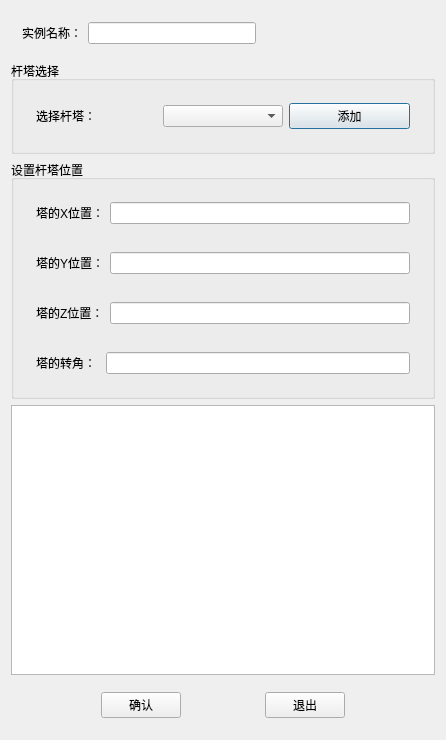
Above: TW/TowerWireGroupAssembly.ui from Shixuku/Tower-Visual before the change. Below: the same form after it.
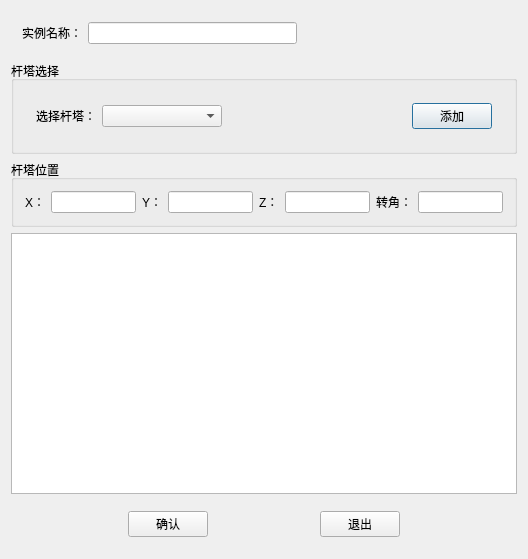
That is the form after the change.

Patch:
```diff
--- a/TW/TowerWireGroupAssembly.ui
+++ b/TW/TowerWireGroupAssembly.ui
@@ -6,8 +6,8 @@
    <rect>
     <x>0</x>
     <y>0</y>
-    <width>446</width>
-    <height>740</height>
+    <width>528</width>
+    <height>559</height>
    </rect>
   </property>
   <property name="windowTitle">
@@ -75,6 +75,19 @@
            </property>
           </widget>
          </item>
+         <item>
+          <spacer name="horizontalSpacer">
+           <property name="orientation">
+            <enum>Qt::Horizontal</enum>
+           </property>
+           <property name="sizeHint" stdset="0">
+            <size>
+             <width>40</width>
+             <height>20</height>
+            </size>
+           </property>
+          </spacer>
+         </item>
          <item>
           <widget class="QPushButton" name="BtnAdd">
            <property name="text">
@@ -91,79 +104,48 @@
    <item>
     <widget class="QGroupBox" name="groupBox">
      <property name="title">
-      <string>设置杆塔位置</string>
+      <string>杆塔位置</string>
      </property>
-     <layout class="QVBoxLayout" name="verticalLayout_5">
-      <item>
-       <widget class="QWidget" name="widget_7" native="true">
-        <layout class="QHBoxLayout" name="horizontalLayout_4">
+     <layout class="QHBoxLayout" name="horizontalLayout">
          <item>
           <widget class="QLabel" name="label_3">
            <property name="text">
-            <string>塔的X位置：</string>
+         <string>X：</string>
            </property>
           </widget>
          </item>
          <item>
-          <widget class="QLineEdit" name="lineEditX">
-           <property name="minimumSize">
-            <size>
-             <width>100</width>
-             <height>0</height>
-            </size>
-           </property>
-          </widget>
-         </item>
-        </layout>
-       </widget>
-      </item>
-      <item>
-       <widget class="QWidget" name="widget_8" native="true">
-        <layout class="QHBoxLayout" name="horizontalLayout_5">
+       <widget class="QLineEdit" name="lineEditX"/>
+      </item>
          <item>
           <widget class="QLabel" name="label_2">
            <property name="text">
-            <string>塔的Y位置：</string>
+         <string>Y：</string>
            </property>
           </widget>
          </item>
          <item>
           <widget class="QLineEdit" name="lineEditY"/>
          </item>
-        </layout>
-       </widget>
-      </item>
-      <item>
-       <widget class="QWidget" name="widget_9" native="true">
-        <layout class="QHBoxLayout" name="horizontalLayout_6">
          <item>
           <widget class="QLabel" name="label_4">
            <property name="text">
-            <string>塔的Z位置：</string>
+         <string>Z：</string>
            </property>
           </widget>
          </item>
          <item>
           <widget class="QLineEdit" name="lineEditZ"/>
          </item>
-        </layout>
-       </widget>
-      </item>
-      <item>
-       <widget class="QWidget" name="widget_10" native="true">
-        <layout class="QHBoxLayout" name="horizontalLayout_7">
          <item>
           <widget class="QLabel" name="label_5">
            <property name="text">
-            <string>塔的转角： </string>
+         <string>转角：</string>
            </property>
           </widget>
          </item>
          <item>
           <widget class="QLineEdit" name="lineEditAngle"/>
-         </item>
-        </layout>
-       </widget>
       </item>
      </layout>
     </widget>
```
Lines whose indentation alone changed are shown as unchanged.
